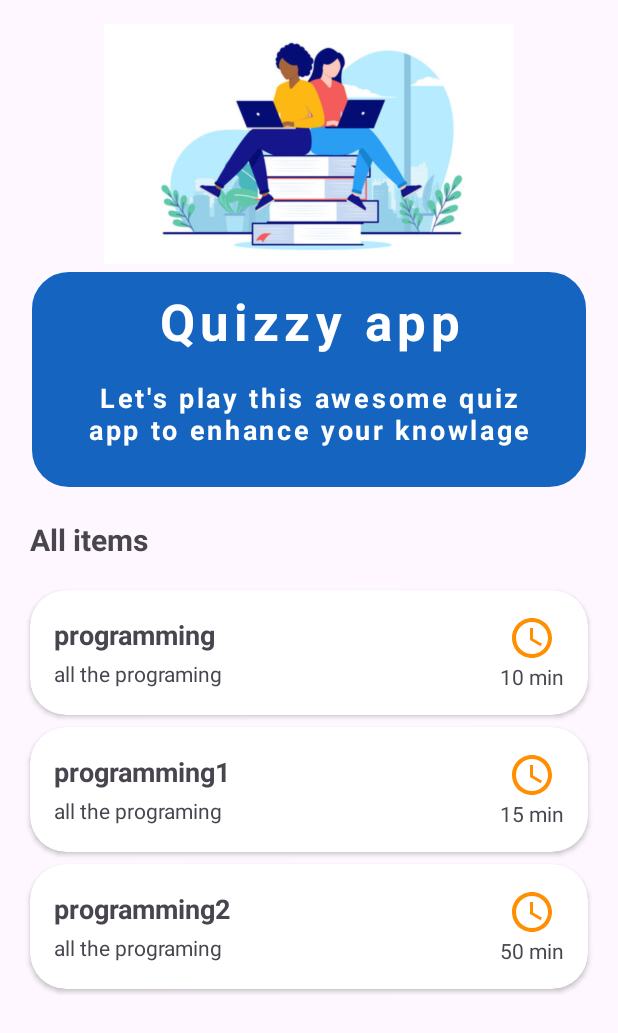
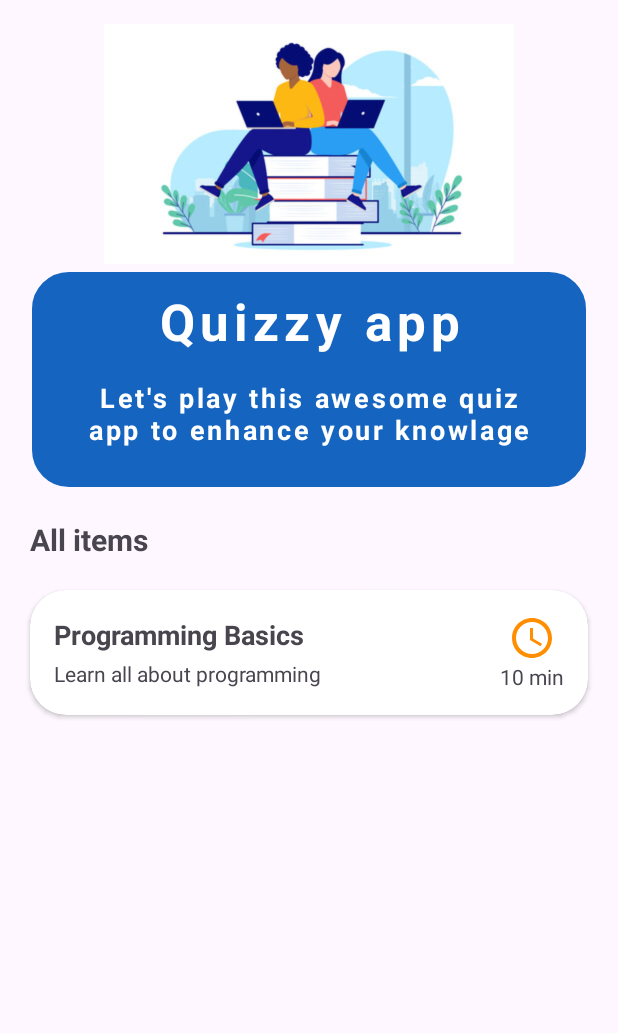
Before and after one commit to Rajapaksha99/QuizOnlineApp, an Android app: the screen it shows after launch (MainActivity), on a phone screen of 412 x 824 dp. Shown: the top 1033 px of the screen. Run offline under Robolectric (Android 15) with nearby library versions, the phone set to English and light mode, and no system bars.

```diff
--- a/app/src/main/java/com/example/quizonlineapp/MainActivity.kt
+++ b/app/src/main/java/com/example/quizonlineapp/MainActivity.kt
@@ -1,41 +1,66 @@
 package com.example.quizonlineapp
 
-import QuizModel
 import android.os.Bundle
 import androidx.appcompat.app.AppCompatActivity
 import androidx.recyclerview.widget.LinearLayoutManager
 import com.example.quizonlineapp.databinding.ActivityMainBinding
+import np.com.bimalkafle.quizonline.QuestionModel
+import np.com.bimalkafle.quizonline.QuizModel
 
 class MainActivity : AppCompatActivity() {
 
-    // Declare the binding object
     private lateinit var binding: ActivityMainBinding
-    lateinit var quizModelList : MutableList<QuizModel>
-    lateinit var adapter: QuizListAdapter
+    private lateinit var quizModelList: MutableList<QuizModel>
+    private lateinit var adapter: QuizListAdapter
 
     override fun onCreate(savedInstanceState: Bundle?) {
         super.onCreate(savedInstanceState)
 
         // Inflate the layout using View Binding
         binding = ActivityMainBinding.inflate(layoutInflater)
-
-        // Set the content view to the root of the binding
         setContentView(binding.root)
 
         quizModelList = mutableListOf()
         getDataFromFirebase()
     }
 
-    private fun setupRecyclerView(){
+    private fun setupRecyclerView() {
         adapter = QuizListAdapter(quizModelList)
         binding.recyclerView.layoutManager = LinearLayoutManager(this)
         binding.recyclerView.adapter = adapter
     }
 
-    private fun getDataFromFirebase(){
-        quizModelList.add(QuizModel("1","programming","all the programing","10"))
-        quizModelList.add(QuizModel("2","programming1","all the programing","15"))
-        quizModelList.add(QuizModel("3","programming2","all the programing","50"))
+    private fun getDataFromFirebase() {
+
+        val listQuestionModel = mutableListOf<QuestionModel>()
+        listQuestionModel.add(QuestionModel("WHAT IS ANDROID", mutableListOf("langauge","os","er","none"),"os"))
+        listQuestionModel.add(QuestionModel("WHAT IS abc", mutableListOf("1","2","3","none"),"2"))
+        listQuestionModel.add(QuestionModel("WHAT IS xyz", mutableListOf("4","5","6","none"),"2"))
+
+
+        quizModelList.add(QuizModel("1", "Programming Basics","Learn all about programming", "10", listQuestionModel
+            )
+        )
+        /*quizModelList.add(
+            QuizModel(
+                id = "2",
+                title = "Advanced Programming",
+                subtitle = "Deep dive into programming",
+                time = "15",
+                questionList = listOf()
+            )
+        )
+        quizModelList.add(
+            QuizModel(
+                id = "3",
+                title = "Expert Programming",
+                subtitle = "Master programming techniques",
+                time = "50",
+                questionList = listOf()
+            )
+        )
+
+         */
         setupRecyclerView()
     }
 }
--- a/app/src/main/java/com/example/quizonlineapp/QuizListAdapter.kt
+++ b/app/src/main/java/com/example/quizonlineapp/QuizListAdapter.kt
@@ -1,25 +1,27 @@
 package com.example.quizonlineapp
 
-import QuizModel
 import android.content.Intent
 import android.view.LayoutInflater
 import android.view.ViewGroup
 import androidx.recyclerview.widget.RecyclerView
-import com.example.quizonlineapp.databinding.ActivityMainBinding
 import com.example.quizonlineapp.databinding.QuizItemRecyclerRowBinding
+import np.com.bimalkafle.quizonline.QuizModel
 
-class QuizListAdapter(private val quizModelList : List<QuizModel>) :
+class QuizListAdapter(private val quizModelList: List<QuizModel>) :
     RecyclerView.Adapter<QuizListAdapter.MyViewHolder>() {
 
-    class MyViewHolder(private val binding: QuizItemRecyclerRowBinding): RecyclerView.ViewHolder(binding.root){
-        fun bind(model : QuizModel){
-            //bind the all views
+    class MyViewHolder(private val binding: QuizItemRecyclerRowBinding) :
+        RecyclerView.ViewHolder(binding.root) {
+
+        fun bind(model: QuizModel) {
             binding.apply {
                 quizTitleText.text = model.title
                 quizSubtitleText.text = model.subtitle
-                quizTimeText.text = model.time + " min"
+                quizTimeText.text = "${model.time} min"
                 root.setOnClickListener {
-                    val intent  = Intent(root.context,QuizActivity::class.java)
+                    val intent = Intent(root.context, QuizActivity::class.java)
+                    QuizActivity.questionModelList = model.questionList
+                    QuizActivity.time = model.time
                     root.context.startActivity(intent)
                 }
             }
@@ -27,7 +29,11 @@ class QuizListAdapter(private val quizModelList : List<QuizModel>) :
     }
 
     override fun onCreateViewHolder(parent: ViewGroup, viewType: Int): MyViewHolder {
-        val binding = QuizItemRecyclerRowBinding.inflate(LayoutInflater.from(parent.context),parent,false)
+        val binding = QuizItemRecyclerRowBinding.inflate(
+            LayoutInflater.from(parent.context),
+            parent,
+            false
+        )
         return MyViewHolder(binding)
     }
 
--- a/app/src/main/java/com/example/quizonlineapp/QuizModel.kt
+++ b/app/src/main/java/com/example/quizonlineapp/QuizModel.kt
@@ -1,9 +1,19 @@
+package np.com.bimalkafle.quizonline
+
 data class QuizModel(
     val id : String,
     val title : String,
     val subtitle : String,
     val time : String,
+    val questionList : List<QuestionModel>
+){
+    constructor() : this("","","","", emptyList())
+}
 
+data class QuestionModel(
+    val question : String,
+    val options : List<String>,
+    val correct : String,
 ){
-    constructor() : this("","","","")
+    constructor() : this ("", emptyList(),"")
 }
```
Also changed, not shown: app/src/main/java/com/example/quizonlineapp/QuizActivity.kt (+146 -10 lines), app/src/main/res/layout/activity_quiz.xml (+22 -22 lines), app/src/main/res/layout/score_dialog.xml (added, +56 -0 lines).
